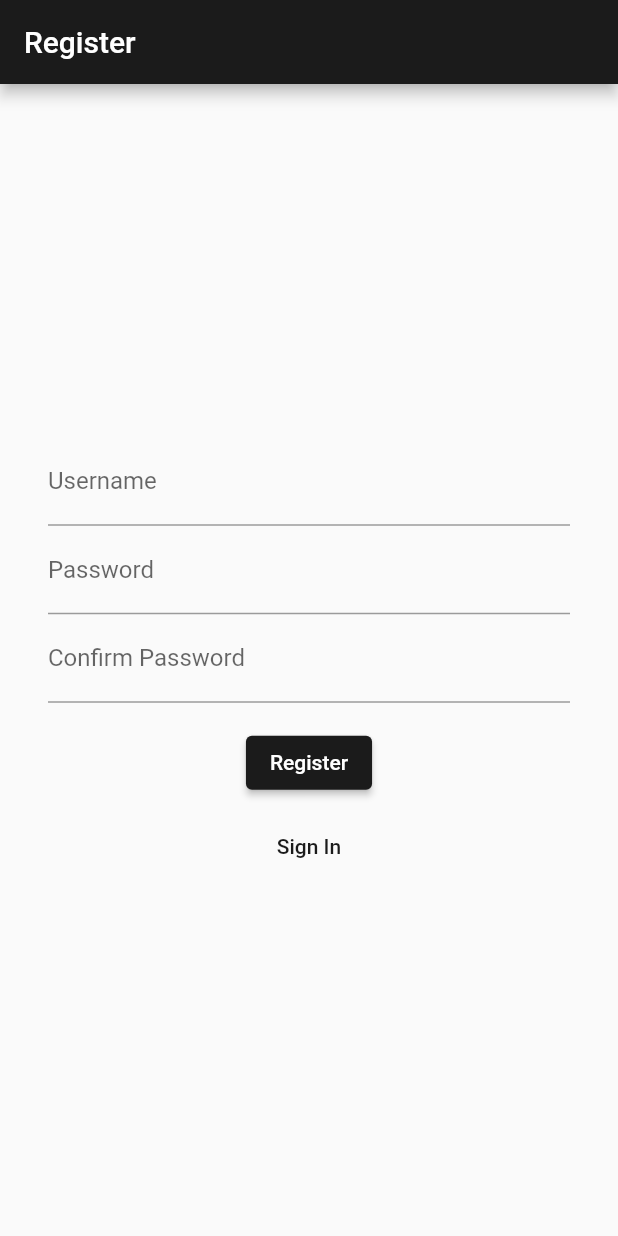
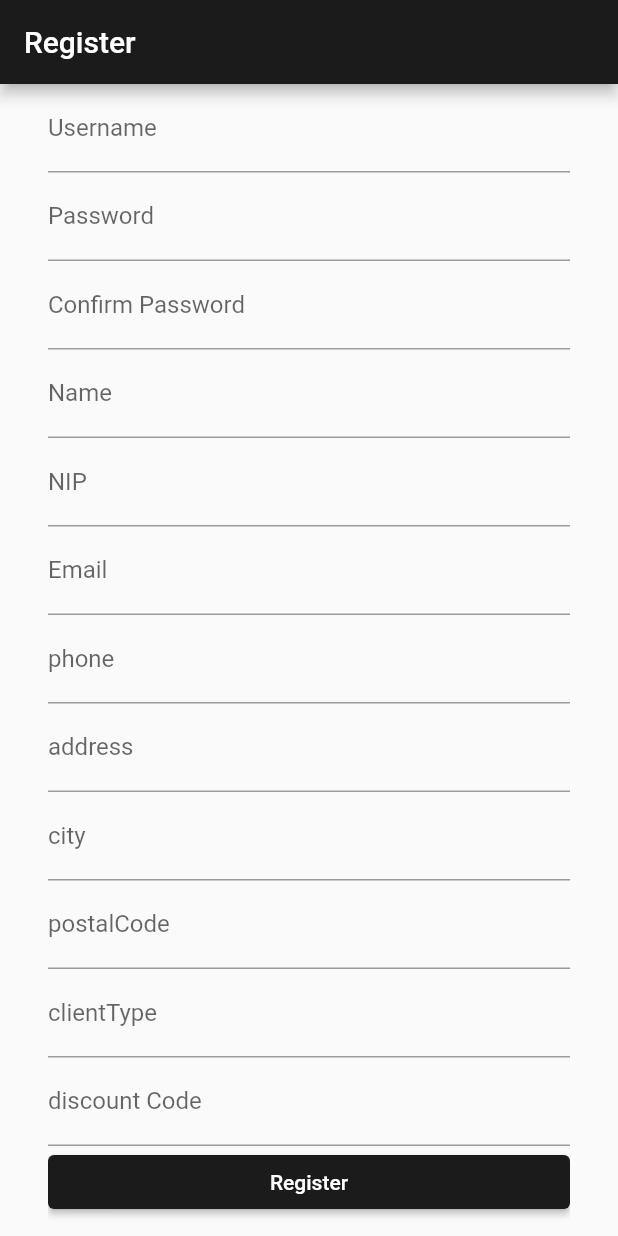
Before and after one commit to Janowak536/WebKBR, a Flutter app: the RegisterPage screen opened directly, on a phone screen of 412 x 824 dp. Run offline on Flutter 3.47's test engine with Material 2 defaults, Android fonts, the phone set to English and light mode, and no system bars; our stand-ins replace shared_preferences; accounts and stored records are empty.

Commit message:
Admin view for adding discountcode and clienttype

```diff
--- /dev/null
+++ b/flutter_2kbr/lib/data/models/dtos/user_register_dto.dart
@@ -0,0 +1,47 @@
+class UserRegisterDto {
+  String username;
+  String password;
+  String confirmPassword;
+  int clientId;
+  String name;
+  String nip;
+  String phone;
+  String email;
+  String address;
+  String city;
+  String postalCode;
+  String clientType;
+  String discountCode;
+
+  UserRegisterDto({
+    required this.username,
+    required this.password,
+    required this.confirmPassword,
+    required this.clientId,
+    required this.name,
+    required this.nip,
+    required this.phone,
+    required this.email,
+    required this.address,
+    required this.city,
+    required this.postalCode,
+    required this.clientType,
+    required this.discountCode,
+  });
+
+  Map<String, dynamic> toJson() => {
+        'Username': username,
+        'Password': password,
+        'ConfirmPassword': confirmPassword,
+        'ClientId': clientId,
+        'Name': name,
+        'NIP': nip,
+        'Phone': phone,
+        'Email': email,
+        'Address': address,
+        'City': city,
+        'PostalCode': postalCode,
+        'ClientType': clientType,
+        'DiscountCode': discountCode,
+      };
+}
--- a/flutter_2kbr/lib/pages/register_page.dart
+++ b/flutter_2kbr/lib/pages/register_page.dart
@@ -1,6 +1,6 @@
 import 'package:flutter/material.dart';
+import 'package:flutter_2kbr/data/models/dtos/user_register_dto.dart';
 import 'package:flutter_2kbr/data/services/api_service.dart';
-import 'package:flutter_2kbr/pages/home_page.dart';
 import 'package:flutter_2kbr/pages/login_page.dart';
 import 'package:flutter_2kbr/widgets/navigate_animation.dart';
 
@@ -13,6 +13,16 @@ class _RegisterPageState extends State<RegisterPage> {
   TextEditingController _usernameController = TextEditingController();
   TextEditingController _passwordController = TextEditingController();
   TextEditingController _confirmPasswordController = TextEditingController();
+  TextEditingController _clientIdController = TextEditingController();
+  TextEditingController _nameController = TextEditingController();
+  TextEditingController _nipController = TextEditingController();
+  TextEditingController _phoneController = TextEditingController();
+  TextEditingController _emailController = TextEditingController();
+  TextEditingController _addressController = TextEditingController();
+  TextEditingController _cityController = TextEditingController();
+  TextEditingController _postalCodeController = TextEditingController();
+  TextEditingController _clientTypeController = TextEditingController();
+  TextEditingController _discountCodeController = TextEditingController();
 
   @override
   Widget build(BuildContext context) {
@@ -23,8 +33,7 @@ class _RegisterPageState extends State<RegisterPage> {
       body: Center(
         child: Padding(
           padding: EdgeInsets.symmetric(horizontal: 32),
-          child: Column(
-            mainAxisAlignment: MainAxisAlignment.center,
+          child: ListView(
             children: [
               TextField(
                 controller: _usernameController,
@@ -40,16 +49,63 @@ class _RegisterPageState extends State<RegisterPage> {
                 decoration: InputDecoration(labelText: 'Confirm Password'),
                 obscureText: true,
               ),
-              SizedBox(height: 16),
+              TextField(
+                controller: _nameController,
+                decoration: InputDecoration(labelText: 'Name'),
+              ),
+              TextField(
+                controller: _nipController,
+                decoration: InputDecoration(labelText: 'NIP'),
+              ),
+              TextField(
+                controller: _emailController,
+                decoration: InputDecoration(labelText: 'Email'),
+              ),
+              TextField(
+                controller: _phoneController,
+                decoration: InputDecoration(labelText: 'phone'),
+              ),
+              TextField(
+                controller: _addressController,
+                decoration: InputDecoration(labelText: 'address'),
+              ),
+              TextField(
+                controller: _cityController,
+                decoration: InputDecoration(labelText: 'city'),
+              ),
+              TextField(
+                controller: _postalCodeController,
+                decoration: InputDecoration(labelText: 'postalCode'),
+              ),
+              TextField(
+                controller: _clientTypeController,
+                decoration: InputDecoration(labelText: 'clientType'),
+              ),
+              TextField(
+                controller: _discountCodeController,
+                decoration: InputDecoration(labelText: 'discount Code'),
+              ),
               ElevatedButton(
                 onPressed: () async {
                   if (_passwordController.text ==
                       _confirmPasswordController.text) {
+                    UserRegisterDto dto = UserRegisterDto(
+                      username: _usernameController.text,
+                      password: _passwordController.text,
+                      confirmPassword: _confirmPasswordController.text,
+                      clientId: int.tryParse(_clientIdController.text) ?? 0,
+                      name: _nameController.text,
+                      nip: _nipController.text,
+                      phone: _phoneController.text,
+                      email: _emailController.text,
+                      address: _addressController.text,
+                      city: _cityController.text,
+                      postalCode: _postalCodeController.text,
+                      clientType: _clientTypeController.text,
+                      discountCode: _discountCodeController.text,
+                    );
                     try {
-                      await ApiService().register(
-                        _usernameController.text,
-                        _passwordController.text,
-                      );
+                      await ApiService().register(dto);
                       ScaffoldMessenger.of(context).showSnackBar(
                         SnackBar(content: Text('Registered successfully')),
                       );
```
Also changed, not shown: flutter_2kbr/lib/data/services/api_service.dart (+79 -35 lines), flutter_2kbr/lib/pages/client_edit_page.dart (added, +77 -0 lines), flutter_2kbr/lib/pages/home_page.dart (+9 -3 lines), flutter_2kbr/lib/pages/login_page.dart (+23 -4 lines), flutter_2kbr/lib/providers/auth_provider.dart (+6 -2 lines), flutter_2kbr/lib/widgets/custom_appbar.dart (+34 -9 lines), 2 other files.
